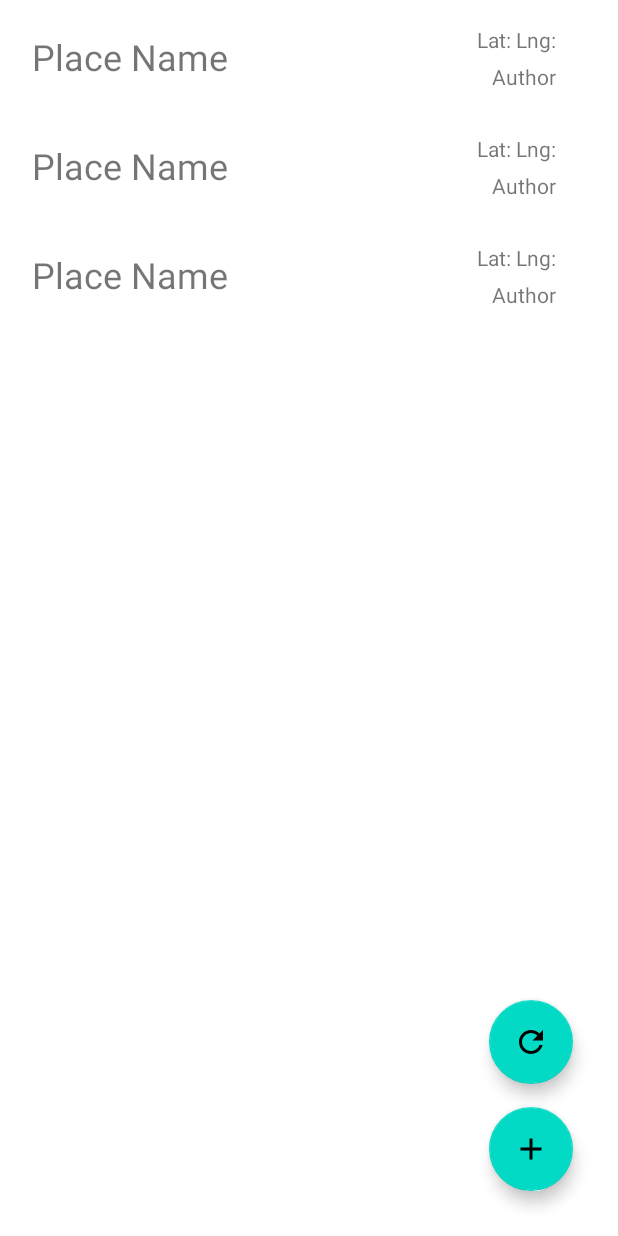
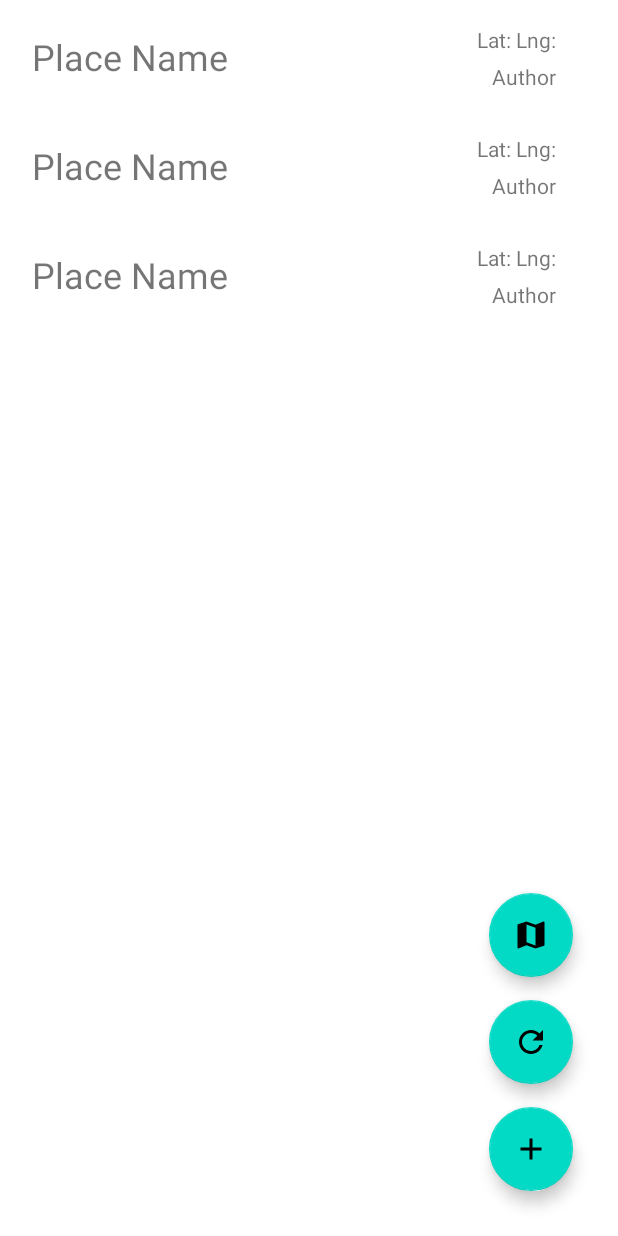
Before and after one commit to Viktorjb/MapApp, an Android app: the layout activity_list.xml on its own in the app's theme, with its tools: preview values and no code run, on a phone screen of 412 x 824 dp. Run offline under Robolectric (Android 15) with nearby library versions, the phone set to English and light mode, and no system bars.

Commit message:
map button

```diff
--- /dev/null
+++ b/app/src/main/res/drawable/ic_baseline_map_24.xml
@@ -0,0 +1,5 @@
+<vector android:height="24dp" android:tint="#000000"
+    android:viewportHeight="24" android:viewportWidth="24"
+    android:width="24dp" xmlns:android="http://schemas.android.com/apk/res/android">
+    <path android:fillColor="@android:color/white" android:pathData="M20.5,3l-0.16,0.03L15,5.1 9,3 3.36,4.9c-0.21,0.07 -0.36,0.25 -0.36,0.48V20.5c0,0.28 0.22,0.5 0.5,0.5l0.16,-0.03L9,18.9l6,2.1 5.64,-1.9c0.21,-0.07 0.36,-0.25 0.36,-0.48V3.5c0,-0.28 -0.22,-0.5 -0.5,-0.5zM15,19l-6,-2.11V5l6,2.11V19z"/>
+</vector>
--- a/app/src/main/res/layout/activity_list.xml
+++ b/app/src/main/res/layout/activity_list.xml
@@ -42,4 +42,15 @@
         app:layout_constraintBottom_toTopOf="@+id/floatingActionButton"
         app:layout_constraintEnd_toEndOf="parent"
         app:srcCompat="@drawable/ic_baseline_refresh_24" />
+
+    <com.google.android.material.floatingactionbutton.FloatingActionButton
+        android:id="@+id/mapActionButton"
+        android:layout_width="wrap_content"
+        android:layout_height="wrap_content"
+        android:layout_marginEnd="30dp"
+        android:layout_marginBottom="15dp"
+        android:clickable="true"
+        app:layout_constraintBottom_toTopOf="@+id/updateActionButton"
+        app:layout_constraintEnd_toEndOf="parent"
+        app:srcCompat="@drawable/ic_baseline_map_24" />
 </androidx.constraintlayout.widget.ConstraintLayout>
```
Also changed, not shown: app/src/main/java/com/example/mapapp/ListActivity.kt (+7 -0 lines), app/src/main/java/com/example/mapapp/MapsActivity.kt (+3 -4 lines).
